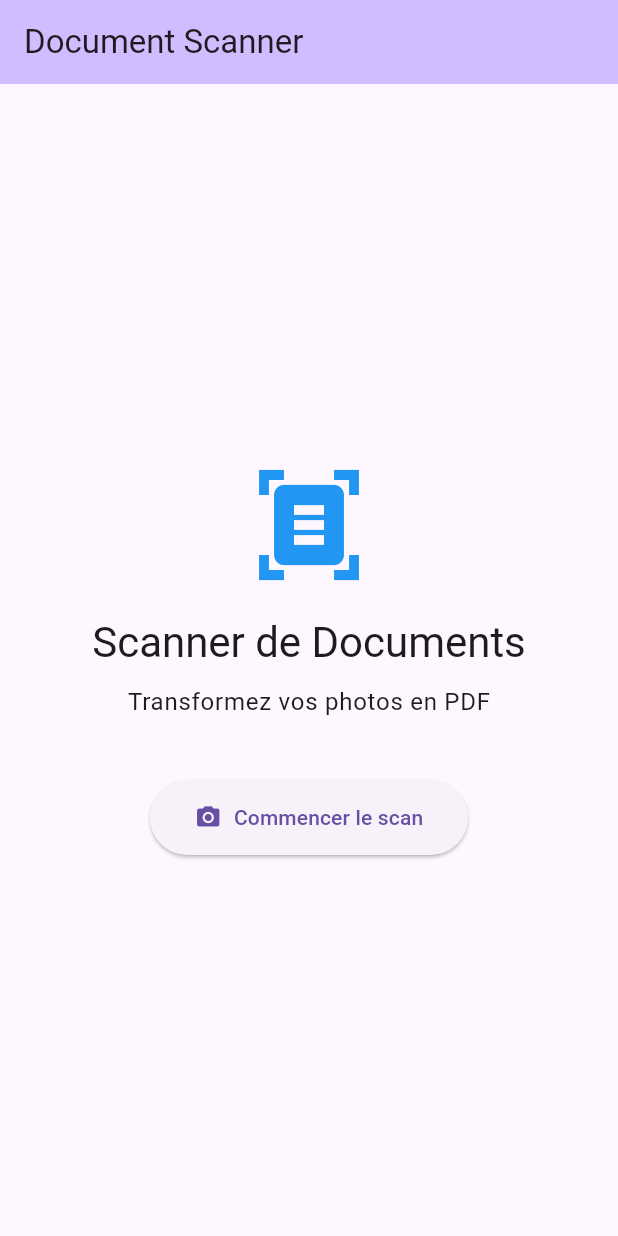
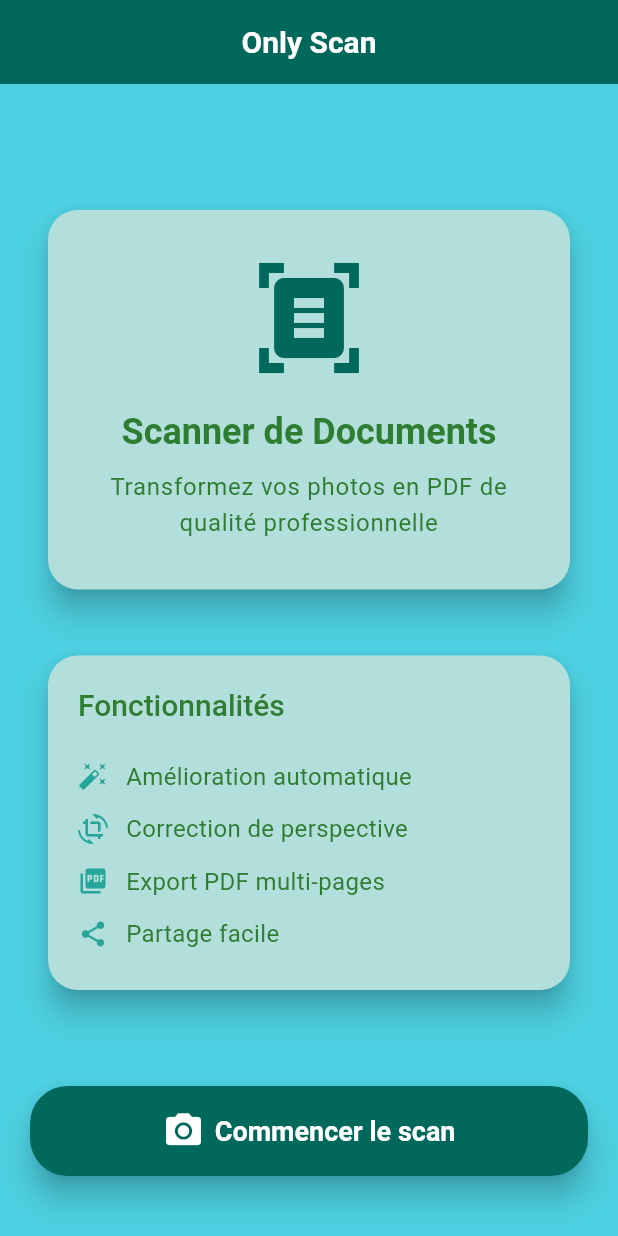
Before and after one commit to RedCIaws/document_scanner, a Flutter app: the screen it shows after launch, on a phone screen of 412 x 824 dp. Run offline on Flutter 3.47's test engine with Material 3 defaults, Android fonts, the phone set to English and light mode, and no system bars; our stand-ins replace camera, open_filex, pdf, permission_handler, printing; missing offline and left inert: opencv_dart.

Commit message:
feat: implement modern turquoise design theme
- Create comprehensive app theme with turquoise/teal color palette
- Add custom theme system with rounded corners and modern styling
- Update home screen with card-based layout and features list
- Move scan button to bottom of home screen for better UX
- Transform preview screen with teal-themed buttons and UI elements
- Replace blue AppBar and banners with consistent teal design
- Add visual feedback for applied image operations
- Implement professional styling with shadows and elevation
- Create consistent color scheme throughout the application

Design inspired by modern mobile UI patterns with emphasis on usability

```diff
--- a/lib/main.dart
+++ b/lib/main.dart
@@ -1,6 +1,7 @@
 import 'package:flutter/material.dart';
 import 'package:camera/camera.dart';
 import 'screens/camera_screen.dart';
+import 'theme/app_theme.dart';
 
 List<CameraDescription> cameras = [];
 
@@ -22,11 +23,8 @@ class DocumentScannerApp extends StatelessWidget {
   @override
   Widget build(BuildContext context) {
     return MaterialApp(
-      title: 'Document Scanner',
-      theme: ThemeData(
-        primarySwatch: Colors.blue,
-        useMaterial3: true,
-      ),
+      title: 'Only Scan',
+      theme: AppTheme.lightTheme,
       home: const HomeScreen(),
       debugShowCheckedModeBanner: false,
     );
@@ -40,30 +38,74 @@ class HomeScreen extends StatelessWidget {
   Widget build(BuildContext context) {
     return Scaffold(
       appBar: AppBar(
-        title: const Text('Document Scanner'),
-        backgroundColor: Theme.of(context).colorScheme.inversePrimary,
+        title: const Text('Only Scan'),
       ),
-      body: Center(
+      body: Padding(
+        padding: const EdgeInsets.all(20),
+        child: Column(
+          children: [
+            Expanded(
               child: Column(
                 mainAxisAlignment: MainAxisAlignment.center,
                 children: [
-            const Icon(
+                  // Welcome Card
+                  Card(
+                    child: Padding(
+                      padding: const EdgeInsets.all(32),
+                      child: Column(
+                        children: [
+                          Icon(
                             Icons.document_scanner,
                             size: 80,
-              color: Colors.blue,
+                            color: AppTheme.darkTeal,
                           ),
                           const SizedBox(height: 20),
                           Text(
                             'Scanner de Documents',
                             style: Theme.of(context).textTheme.headlineMedium,
+                            textAlign: TextAlign.center,
                           ),
                           const SizedBox(height: 10),
                           Text(
-              'Transformez vos photos en PDF',
+                            'Transformez vos photos en PDF de qualité professionnelle',
                             style: Theme.of(context).textTheme.bodyLarge,
+                            textAlign: TextAlign.center,
                           ),
-            const SizedBox(height: 40),
-            ElevatedButton.icon(
+                        ],
+                      ),
+                    ),
+                  ),
+
+                  const SizedBox(height: 20),
+
+                  // Features List
+                  Card(
+                    child: Padding(
+                      padding: const EdgeInsets.all(20),
+                      child: Column(
+                        crossAxisAlignment: CrossAxisAlignment.start,
+                        children: [
+                          Text(
+                            'Fonctionnalités',
+                            style: Theme.of(context).textTheme.headlineSmall,
+                          ),
+                          const SizedBox(height: 16),
+                          _buildFeatureItem(Icons.auto_fix_high, 'Amélioration automatique'),
+                          _buildFeatureItem(Icons.crop_rotate, 'Correction de perspective'),
+                          _buildFeatureItem(Icons.picture_as_pdf, 'Export PDF multi-pages'),
+                          _buildFeatureItem(Icons.share, 'Partage facile'),
+                        ],
+                      ),
+                    ),
+                  ),
+                ],
+              ),
+            ),
+
+            // Main Action Button at bottom
+            SizedBox(
+              width: double.infinity,
+              child: ElevatedButton.icon(
                 onPressed: () {
                   if (cameras.isNotEmpty) {
                     Navigator.push(
@@ -78,16 +120,28 @@ class HomeScreen extends StatelessWidget {
                     );
                   }
                 },
-              icon: const Icon(Icons.camera_alt),
+                icon: const Icon(Icons.camera_alt, size: 28),
                 label: const Text('Commencer le scan'),
-              style: ElevatedButton.styleFrom(
-                padding:
-                    const EdgeInsets.symmetric(horizontal: 30, vertical: 15),
+                style: AppTheme.primaryButtonStyle,
               ),
             ),
+            SizedBox(height: MediaQuery.of(context).padding.bottom + 20),
           ],
         ),
       ),
     );
   }
+
+  Widget _buildFeatureItem(IconData icon, String text) {
+    return Padding(
+      padding: const EdgeInsets.symmetric(vertical: 6),
+      child: Row(
+        children: [
+          Icon(icon, color: AppTheme.accent, size: 20),
+          const SizedBox(width: 12),
+          Text(text, style: const TextStyle(fontSize: 16)),
+        ],
+      ),
+    );
   }
+}
--- a/lib/screens/preview_screen.dart
+++ b/lib/screens/preview_screen.dart
@@ -4,6 +4,7 @@ import '../services/image_processing_service.dart';
 import '../services/pdf_service.dart';
 import '../services/scan_session.dart';
 import '../models/scan_document.dart';
+import '../theme/app_theme.dart';
 import 'camera_screen.dart';
 import '../main.dart'; // Pour accéder à la liste cameras
 
@@ -567,8 +568,6 @@ class _PreviewScreenState extends State<PreviewScreen> {
       appBar: AppBar(
         title: Text(
             'Aperçu (${ScanSessionService.getDocumentCount()} page${ScanSessionService.getDocumentCount() > 1 ? 's' : ''})'),
-        backgroundColor: Colors.blue.shade700,
-        foregroundColor: Colors.white,
         actions: [
           // Bouton Undo
           IconButton(
@@ -595,18 +594,21 @@ class _PreviewScreenState extends State<PreviewScreen> {
             Container(
               width: double.infinity,
               padding: const EdgeInsets.all(16),
-              color: Colors.blue.shade50,
+              color: AppTheme.lightCard,
               child: Row(
                 children: [
-                  const SizedBox(
+                  SizedBox(
                     width: 20,
                     height: 20,
-                    child: CircularProgressIndicator(strokeWidth: 2),
+                    child: CircularProgressIndicator(
+                      strokeWidth: 2,
+                      valueColor: AlwaysStoppedAnimation<Color>(AppTheme.darkTeal),
+                    ),
                   ),
                   const SizedBox(width: 16),
                   Text(
                     isConverting ? 'Génération du PDF...' : processingStatus,
-                    style: TextStyle(color: Colors.blue.shade700),
+                    style: TextStyle(color: AppTheme.darkTeal, fontWeight: FontWeight.w500),
                   ),
                 ],
               ),
@@ -617,16 +619,16 @@ class _PreviewScreenState extends State<PreviewScreen> {
             Container(
               width: double.infinity,
               padding: const EdgeInsets.symmetric(horizontal: 16, vertical: 8),
-              color: Colors.grey.shade100,
+              color: AppTheme.cardBackground,
               child: Row(
                 children: [
-                  Icon(Icons.history, size: 16, color: Colors.grey.shade600),
+                  Icon(Icons.history, size: 16, color: AppTheme.darkTeal),
                   const SizedBox(width: 8),
                   Text(
                     'État actuel: ${actionHistory.last.actionName}',
                     style: TextStyle(
                       fontSize: 12,
-                      color: Colors.grey.shade600,
+                      color: AppTheme.textPrimary,
                       fontWeight: FontWeight.w500,
                     ),
                   ),
@@ -636,7 +638,8 @@ class _PreviewScreenState extends State<PreviewScreen> {
                       '${actionHistory.length - 1} action${actionHistory.length > 2 ? 's' : ''} à annuler',
                       style: TextStyle(
                         fontSize: 11,
-                        color: Colors.blue.shade600,
+                        color: AppTheme.accent,
+                        fontWeight: FontWeight.w500,
                       ),
                     ),
                 ],
@@ -680,13 +683,14 @@ class _PreviewScreenState extends State<PreviewScreen> {
                         child: const Icon(Icons.auto_fix_high),
                         style: ElevatedButton.styleFrom(
                           backgroundColor: appliedOperations.contains('Optimisé')
-                              ? Colors.green.shade100
-                              : Colors.grey.shade200,
+                              ? AppTheme.accent
+                              : AppTheme.lightTeal,
                           foregroundColor: appliedOperations.contains('Optimisé')
-                              ? Colors.green.shade600
-                              : Colors.grey.shade800,
-                          padding: EdgeInsets.all(12),
-                          elevation: 0,
+                              ? Colors.white
+                              : AppTheme.darkTeal,
+                          padding: const EdgeInsets.all(14),
+                          shape: RoundedRectangleBorder(borderRadius: BorderRadius.circular(15)),
+                          elevation: 4,
                         ),
                       ),
                     ),
@@ -697,13 +701,14 @@ class _PreviewScreenState extends State<PreviewScreen> {
                         child: const Icon(Icons.contrast),
                         style: ElevatedButton.styleFrom(
                           backgroundColor: appliedOperations.contains('Noir & Blanc')
-                              ? Colors.grey.shade800
-                              : Colors.grey.shade200,
+                              ? AppTheme.darkTeal
+                              : AppTheme.lightTeal,
                           foregroundColor: appliedOperations.contains('Noir & Blanc')
                               ? Colors.white
-                              : Colors.grey.shade800,
-                          padding: EdgeInsets.all(12),
-                          elevation: 0,
+                              : AppTheme.darkTeal,
+                          padding: const EdgeInsets.all(14),
+                          shape: RoundedRectangleBorder(borderRadius: BorderRadius.circular(15)),
+                          elevation: 4,
                         ),
                       ),
                     ),
@@ -714,13 +719,14 @@ class _PreviewScreenState extends State<PreviewScreen> {
                         child: const Icon(Icons.flip),
                         style: ElevatedButton.styleFrom(
                           backgroundColor: appliedOperations.contains('Retourné')
-                              ? Colors.blue.shade100
-                              : Colors.grey.shade200,
+                              ? AppTheme.accent
+                              : AppTheme.lightTeal,
                           foregroundColor: appliedOperations.contains('Retourné')
-                              ? Colors.blue.shade600
-                              : Colors.grey.shade800,
-                          padding: EdgeInsets.all(12),
-                          elevation: 0,
+                              ? Colors.white
+                              : AppTheme.darkTeal,
+                          padding: const EdgeInsets.all(14),
+                          shape: RoundedRectangleBorder(borderRadius: BorderRadius.circular(15)),
+                          elevation: 4,
                         ),
                       ),
                     ),
@@ -730,10 +736,11 @@ class _PreviewScreenState extends State<PreviewScreen> {
                         onPressed: isProcessing ? null : _retakePhoto,
                         child: const Icon(Icons.refresh),
                         style: ElevatedButton.styleFrom(
-                          backgroundColor: Colors.grey.shade200,
-                          foregroundColor: Colors.grey.shade800,
-                          padding: EdgeInsets.all(12),
-                          elevation: 0,
+                          backgroundColor: AppTheme.lightTeal,
+                          foregroundColor: AppTheme.darkTeal,
+                          padding: const EdgeInsets.all(14),
+                          shape: RoundedRectangleBorder(borderRadius: BorderRadius.circular(15)),
+                          elevation: 4,
                         ),
                       ),
                     ),
@@ -749,14 +756,12 @@ class _PreviewScreenState extends State<PreviewScreen> {
                     icon: const Icon(Icons.add_photo_alternate, size: 24),
                     label: const Text(
                       'Ajouter une page',
-                      style:
-                          TextStyle(fontSize: 16, fontWeight: FontWeight.w500),
+                      style: TextStyle(fontSize: 16, fontWeight: FontWeight.w500),
                     ),
-                    style: ElevatedButton.styleFrom(
-                      backgroundColor: Colors.blue.shade600,
-                      foregroundColor: Colors.white,
-                      padding: const EdgeInsets.symmetric(vertical: 16),
-                      elevation: 2,
+                    style: AppTheme.secondaryButtonStyle.copyWith(
+                      padding: WidgetStateProperty.all(
+                        const EdgeInsets.symmetric(vertical: 16),
+                      ),
                     ),
                   ),
                 ),
@@ -787,11 +792,10 @@ class _PreviewScreenState extends State<PreviewScreen> {
                       style: const TextStyle(
                           fontSize: 16, fontWeight: FontWeight.w600),
                     ),
-                    style: ElevatedButton.styleFrom(
-                      backgroundColor: Colors.red.shade600,
-                      foregroundColor: Colors.white,
-                      padding: const EdgeInsets.symmetric(vertical: 16),
-                      elevation: 3,
+                    style: AppTheme.primaryButtonStyle.copyWith(
+                      padding: WidgetStateProperty.all(
+                        const EdgeInsets.symmetric(vertical: 18),
+                      ),
                     ),
                   ),
                 ),
--- /dev/null
+++ b/lib/theme/app_theme.dart
@@ -0,0 +1,229 @@
+import 'package:flutter/material.dart';
+
+class AppTheme {
+  // Color palette inspired by the design
+  static const Color primaryTeal = Color(0xFF4DD0E1);
+  static const Color lightTeal = Color(0xFF80CBC4);
+  static const Color darkTeal = Color(0xFF00695C);
+  static const Color cardBackground = Color(0xFFB2DFDB);
+  static const Color lightCard = Color(0xFFE0F2F1);
+  static const Color textPrimary = Color(0xFF2E7D32);
+  static const Color textSecondary = Color(0xFF4CAF50);
+  static const Color accent = Color(0xFF26A69A);
+
+  static ThemeData get lightTheme {
+    return ThemeData(
+      useMaterial3: true,
+      primarySwatch: _createMaterialColor(primaryTeal),
+      scaffoldBackgroundColor: primaryTeal,
+
+      // App Bar Theme
+      appBarTheme: const AppBarTheme(
+        backgroundColor: darkTeal,
+        foregroundColor: Colors.white,
+        elevation: 0,
+        centerTitle: true,
+        titleTextStyle: TextStyle(
+          color: Colors.white,
+          fontSize: 20,
+          fontWeight: FontWeight.w600,
+        ),
+        iconTheme: IconThemeData(color: Colors.white),
+      ),
+
+      // Card Theme
+      cardTheme: CardThemeData(
+        color: cardBackground,
+        elevation: 8,
+        shape: RoundedRectangleBorder(
+          borderRadius: BorderRadius.circular(20),
+        ),
+        margin: const EdgeInsets.all(12),
+      ),
+
+      // Elevated Button Theme
+      elevatedButtonTheme: ElevatedButtonThemeData(
+        style: ElevatedButton.styleFrom(
+          backgroundColor: darkTeal,
+          foregroundColor: Colors.white,
+          elevation: 6,
+          shape: RoundedRectangleBorder(
+            borderRadius: BorderRadius.circular(25),
+          ),
+          padding: const EdgeInsets.symmetric(horizontal: 24, vertical: 12),
+          textStyle: const TextStyle(
+            fontSize: 16,
+            fontWeight: FontWeight.w600,
+          ),
+        ),
+      ),
+
+      // Text Button Theme
+      textButtonTheme: TextButtonThemeData(
+        style: TextButton.styleFrom(
+          foregroundColor: darkTeal,
+          textStyle: const TextStyle(
+            fontSize: 16,
+            fontWeight: FontWeight.w500,
+          ),
+        ),
+      ),
+
+      // Outlined Button Theme
+      outlinedButtonTheme: OutlinedButtonThemeData(
+        style: OutlinedButton.styleFrom(
+          foregroundColor: darkTeal,
+          side: const BorderSide(color: darkTeal, width: 2),
+          shape: RoundedRectangleBorder(
+            borderRadius: BorderRadius.circular(20),
+          ),
+          padding: const EdgeInsets.symmetric(horizontal: 20, vertical: 10),
+        ),
+      ),
+
+      // Floating Action Button Theme
+      floatingActionButtonTheme: const FloatingActionButtonThemeData(
+        backgroundColor: accent,
+        foregroundColor: Colors.white,
+        elevation: 8,
+      ),
+
+      // Icon Theme
+      iconTheme: const IconThemeData(
+        color: darkTeal,
+        size: 24,
+      ),
+
+      // Text Theme
+      textTheme: const TextTheme(
+        headlineLarge: TextStyle(
+          color: textPrimary,
+          fontSize: 32,
+          fontWeight: FontWeight.bold,
+        ),
+        headlineMedium: TextStyle(
+          color: textPrimary,
+          fontSize: 24,
+          fontWeight: FontWeight.w600,
+        ),
+        headlineSmall: TextStyle(
+          color: textPrimary,
+          fontSize: 20,
+          fontWeight: FontWeight.w500,
+        ),
+        bodyLarge: TextStyle(
+          color: textPrimary,
+          fontSize: 16,
+        ),
+        bodyMedium: TextStyle(
+          color: textPrimary,
+          fontSize: 14,
+        ),
+        bodySmall: TextStyle(
+          color: textSecondary,
+          fontSize: 12,
+        ),
+      ),
+
+      // Input Decoration Theme
+      inputDecorationTheme: InputDecorationTheme(
+        filled: true,
+        fillColor: lightCard,
+        border: OutlineInputBorder(
+          borderRadius: BorderRadius.circular(15),
+          borderSide: const BorderSide(color: lightTeal),
+        ),
+        enabledBorder: OutlineInputBorder(
+          borderRadius: BorderRadius.circular(15),
+          borderSide: const BorderSide(color: lightTeal),
+        ),
+        focusedBorder: OutlineInputBorder(
+          borderRadius: BorderRadius.circular(15),
+          borderSide: const BorderSide(color: darkTeal, width: 2),
+        ),
+      ),
+
+      // Progress Indicator Theme
+      progressIndicatorTheme: const ProgressIndicatorThemeData(
+        color: darkTeal,
+        linearTrackColor: lightTeal,
+        circularTrackColor: lightTeal,
+      ),
+
+      // Snack Bar Theme
+      snackBarTheme: SnackBarThemeData(
+        backgroundColor: darkTeal,
+        contentTextStyle: const TextStyle(color: Colors.white),
+        shape: RoundedRectangleBorder(
+          borderRadius: BorderRadius.circular(15),
+        ),
+        behavior: SnackBarBehavior.floating,
+      ),
+
+      // Dialog Theme
+      dialogTheme: DialogThemeData(
+        backgroundColor: lightCard,
+        shape: RoundedRectangleBorder(
+          borderRadius: BorderRadius.circular(20),
+        ),
+        titleTextStyle: const TextStyle(
+          color: textPrimary,
+          fontSize: 20,
+          fontWeight: FontWeight.w600,
+        ),
+        contentTextStyle: const TextStyle(
+          color: textPrimary,
+          fontSize: 16,
+        ),
+      ),
+    );
+  }
+
+  // Helper method to create MaterialColor from Color
+  static MaterialColor _createMaterialColor(Color color) {
+    List strengths = <double>[.05];
+    Map<int, Color> swatch = {};
+    final int r = color.red, g = color.green, b = color.blue;
+
+    for (int i = 1; i < 10; i++) {
+      strengths.add(0.1 * i);
+    }
+    for (var strength in strengths) {
+      final double ds = 0.5 - strength;
+      swatch[(strength * 1000).round()] = Color.fromRGBO(
+        r + ((ds < 0 ? r : (255 - r)) * ds).round(),
+        g + ((ds < 0 ? g : (255 - g)) * ds).round(),
+        b + ((ds < 0 ? b : (255 - b)) * ds).round(),
+        1,
+      );
+    }
+    return MaterialColor(color.value, swatch);
+  }
+
+  // Custom button styles for specific use cases
+  static ButtonStyle get primaryButtonStyle => ElevatedButton.styleFrom(
+    backgroundColor: darkTeal,
+    foregroundColor: Colors.white,
+    padding: const EdgeInsets.symmetric(horizontal: 32, vertical: 16),
+    shape: RoundedRectangleBorder(borderRadius: BorderRadius.circular(25)),
+    elevation: 8,
+    textStyle: const TextStyle(fontSize: 18, fontWeight: FontWeight.w600),
+  );
+
+  static ButtonStyle get secondaryButtonStyle => ElevatedButton.styleFrom(
+    backgroundColor: lightTeal,
+    foregroundColor: darkTeal,
+    padding: const EdgeInsets.symmetric(horizontal: 24, vertical: 12),
+    shape: RoundedRectangleBorder(borderRadius: BorderRadius.circular(20)),
+    elevation: 4,
+    textStyle: const TextStyle(fontSize: 16, fontWeight: FontWeight.w500),
+  );
+
+  static ButtonStyle get accentButtonStyle => ElevatedButton.styleFrom(
+    backgroundColor: accent,
+    foregroundColor: Colors.white,
+    padding: const EdgeInsets.symmetric(horizontal: 20, vertical: 10),
+    shape: RoundedRectangleBorder(borderRadius: BorderRadius.circular(20)),
+    elevation: 6,
+  );
+}
```
Lines whose indentation alone changed are shown as unchanged.
